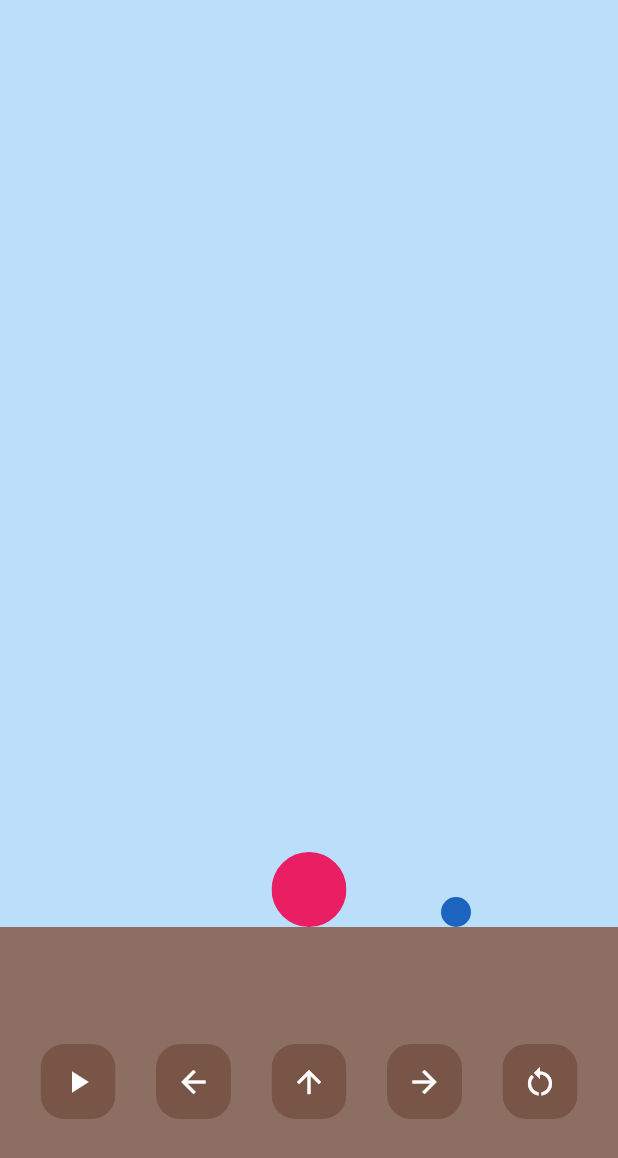
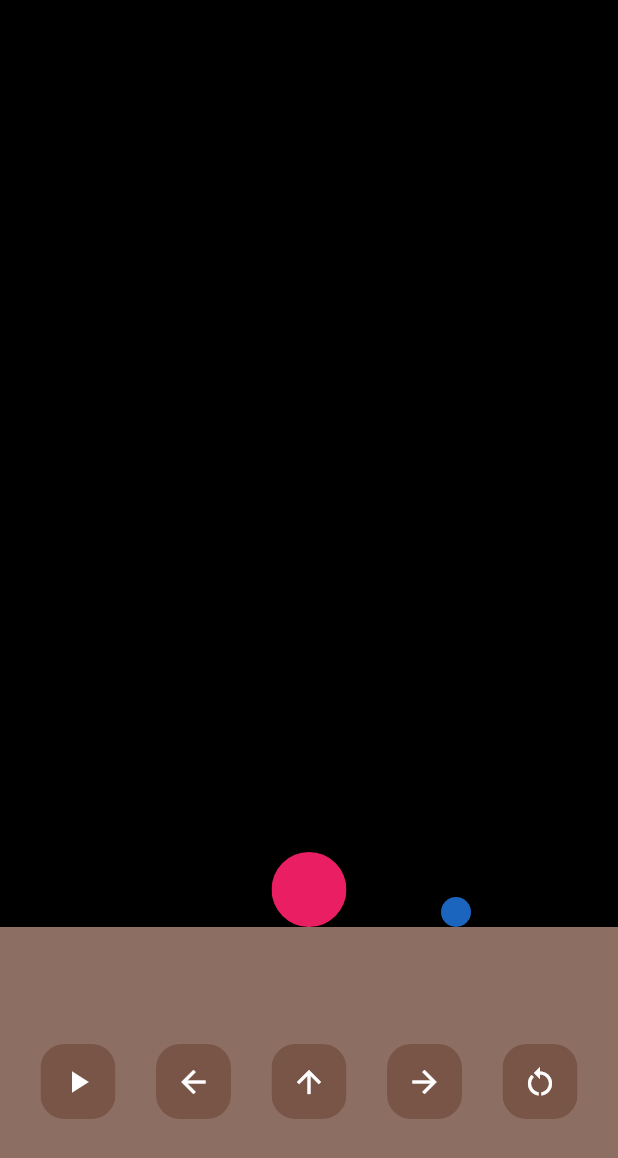
Before and after one commit to Rizz-33/Bubble-Trouble, a Flutter app: the screen it shows after launch, on a phone screen of 412 x 824 dp. Shown: the top 1158 px of the screen. Run offline on Flutter 3.47's test engine with Material 3 defaults, Android fonts, the phone set to English and light mode, and no system bars.

Commit message:
style: background

```diff
--- a/lib/home.dart
+++ b/lib/home.dart
@@ -177,7 +177,7 @@ class _HomePageState extends State<HomePage> {
           Expanded(
             flex: 3,
             child: Container(
-              color: Colors.blue[100],
+              color: Colors.black,
               child: Center(
                 child: Stack(
                   children: [
```
